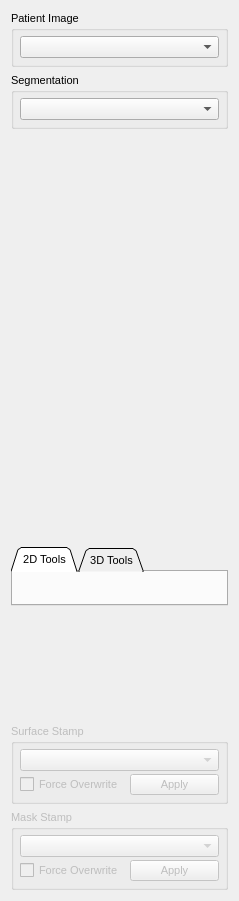
Above: Plugins/org.mitk.gui.qt.multilabelsegmentation/src/internal/QmitkMultiLabelSegmentationControls.ui from MITK/MITK before the change. Below: the same form after it.
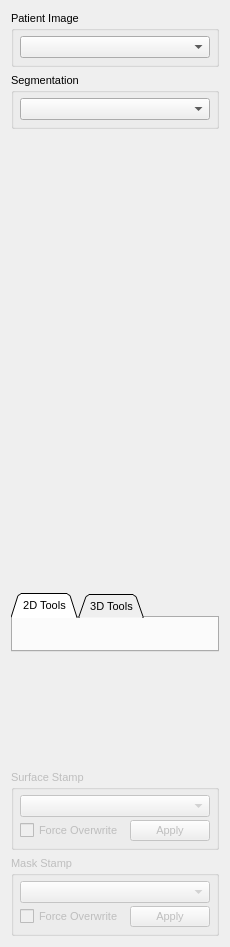
That is the form after the change. Custom widgets are drawn as their Qt base class.

Diff of the .ui file:
```diff
--- a/Plugins/org.mitk.gui.qt.multilabelsegmentation/src/internal/QmitkMultiLabelSegmentationControls.ui
+++ b/Plugins/org.mitk.gui.qt.multilabelsegmentation/src/internal/QmitkMultiLabelSegmentationControls.ui
@@ -6,12 +6,12 @@
    <rect>
     <x>0</x>
     <y>0</y>
-    <width>239</width>
-    <height>901</height>
+    <width>230</width>
+    <height>947</height>
    </rect>
   </property>
   <property name="sizePolicy">
-   <sizepolicy hsizetype="Minimum" vsizetype="Minimum">
+   <sizepolicy hsizetype="Minimum" vsizetype="MinimumExpanding">
     <horstretch>0</horstretch>
     <verstretch>0</verstretch>
    </sizepolicy>
```
Left out of the diff: 2 changed lines with no effect on the pictures.
